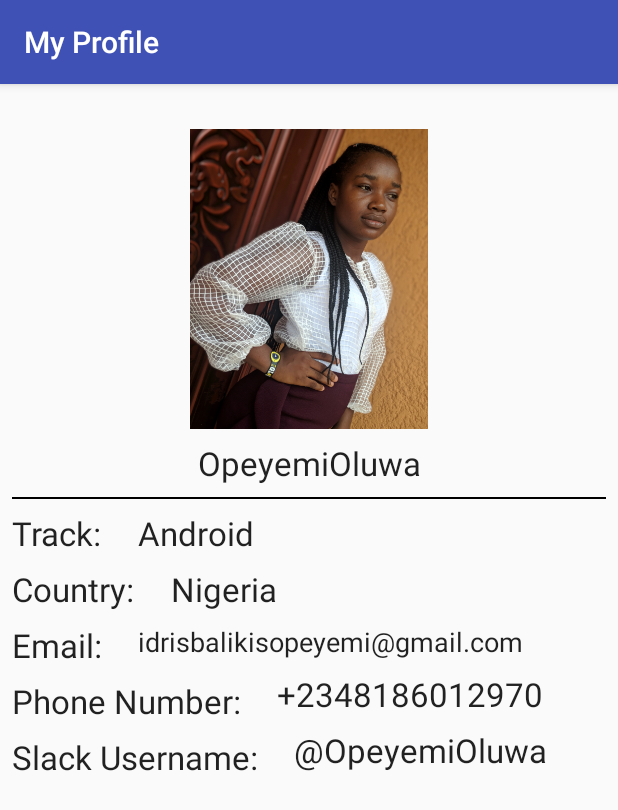
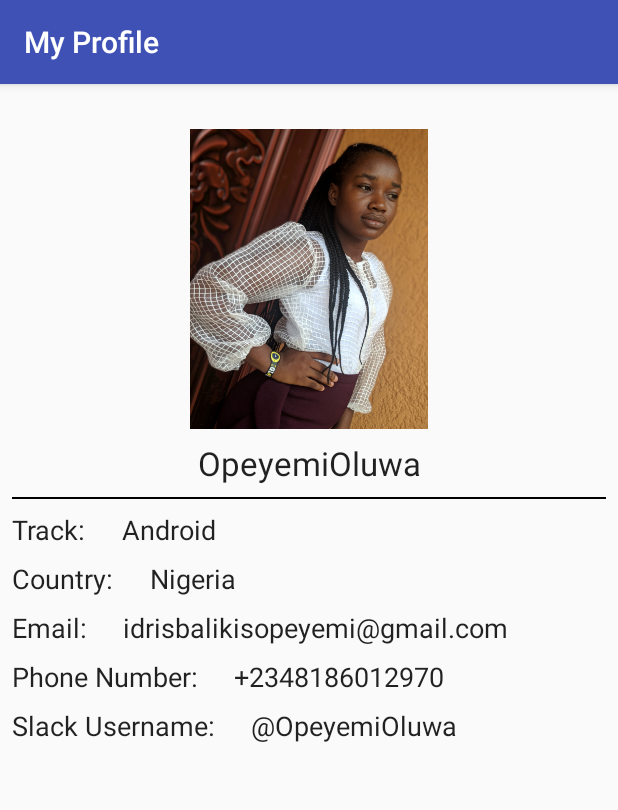
Before and after one commit to OpeyemiOluwa12/ALC4Phase1Challenge1, an Android app: the ProfileActivity screen opened directly, with no data from a screen before it, on a phone screen of 412 x 824 dp. Shown: the top 810 px of the screen. Run offline under Robolectric (Android 15) with nearby library versions, the phone set to English and light mode, and no system bars.

Commit message:
edit text size

```diff
--- a/app/src/main/res/layout/activity_profile.xml
+++ b/app/src/main/res/layout/activity_profile.xml
@@ -55,6 +55,7 @@
         android:layout_marginTop="8dp"
         android:text="Track:"
         android:textAppearance="@style/TextAppearance.AppCompat.Large"
+        android:textSize="18sp"
         app:layout_constraintStart_toStartOf="parent"
         app:layout_constraintTop_toBottomOf="@+id/view" />
 
@@ -65,6 +66,7 @@
         android:layout_marginTop="8dp"
         android:text="Email:"
         android:textAppearance="@style/TextAppearance.AppCompat.Large"
+        android:textSize="18sp"
         app:layout_constraintStart_toStartOf="@+id/country"
         app:layout_constraintTop_toBottomOf="@+id/country" />
 
@@ -75,6 +77,7 @@
         android:layout_marginTop="8dp"
         android:text="Country:"
         android:textAppearance="@style/TextAppearance.AppCompat.Large"
+        android:textSize="18sp"
         app:layout_constraintStart_toStartOf="@+id/track"
         app:layout_constraintTop_toBottomOf="@+id/track" />
 
@@ -85,6 +88,7 @@
         android:layout_marginTop="8dp"
         android:text="Slack Username:"
         android:textAppearance="@style/TextAppearance.AppCompat.Large"
+        android:textSize="18sp"
         app:layout_constraintStart_toStartOf="@+id/phone"
         app:layout_constraintTop_toBottomOf="@+id/phone" />
 
@@ -95,6 +99,7 @@
         android:layout_marginTop="8dp"
         android:text="Phone Number:"
         android:textAppearance="@style/TextAppearance.AppCompat.Large"
+        android:textSize="18sp"
         app:layout_constraintStart_toStartOf="@+id/email"
         app:layout_constraintTop_toBottomOf="@+id/email" />
 
@@ -106,6 +111,7 @@
         android:layout_marginTop="8dp"
         android:text="Android"
         android:textAppearance="@style/TextAppearance.AppCompat.Large"
+        android:textSize="18sp"
         app:layout_constraintStart_toEndOf="@+id/track"
         app:layout_constraintTop_toBottomOf="@+id/view" />
 
@@ -117,6 +123,7 @@
         android:layout_marginTop="8dp"
         android:text="Nigeria"
         android:textAppearance="@style/TextAppearance.AppCompat.Large"
+        android:textSize="18sp"
         app:layout_constraintStart_toEndOf="@+id/country"
         app:layout_constraintTop_toBottomOf="@+id/trackName" />
 
@@ -140,6 +147,7 @@
         android:layout_marginTop="8dp"
         android:text="+2348186012970"
         android:textAppearance="@style/TextAppearance.AppCompat.Large"
+        android:textSize="18sp"
         app:layout_constraintStart_toEndOf="@+id/phone"
         app:layout_constraintTop_toBottomOf="@+id/emailName" />
 
@@ -151,6 +159,7 @@
         android:layout_marginTop="8dp"
         android:text="@OpeyemiOluwa"
         android:textAppearance="@style/TextAppearance.AppCompat.Large"
+        android:textSize="18sp"
         app:layout_constraintStart_toEndOf="@+id/slack"
         app:layout_constraintTop_toBottomOf="@+id/phoneNo" />
 </android.support.constraint.ConstraintLayout>
```
